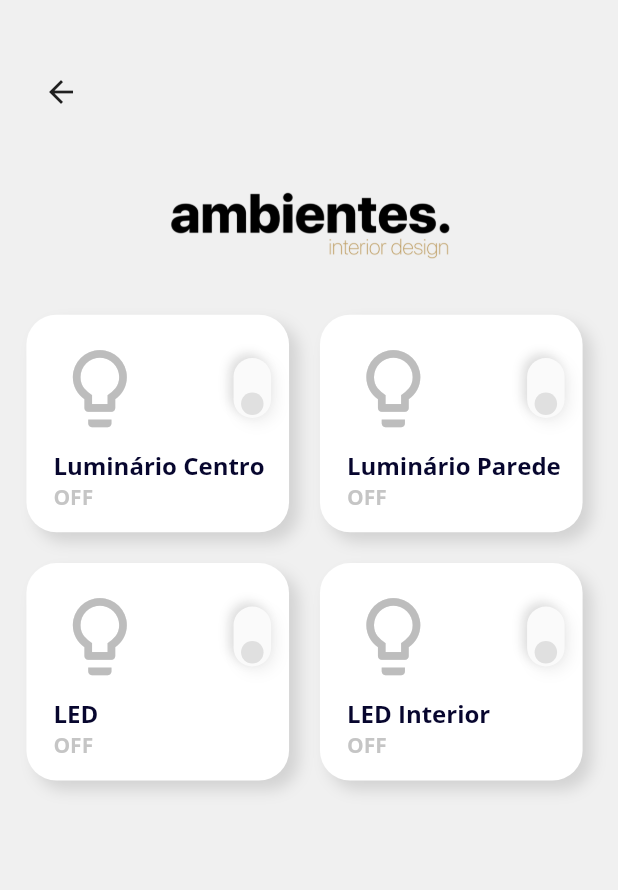
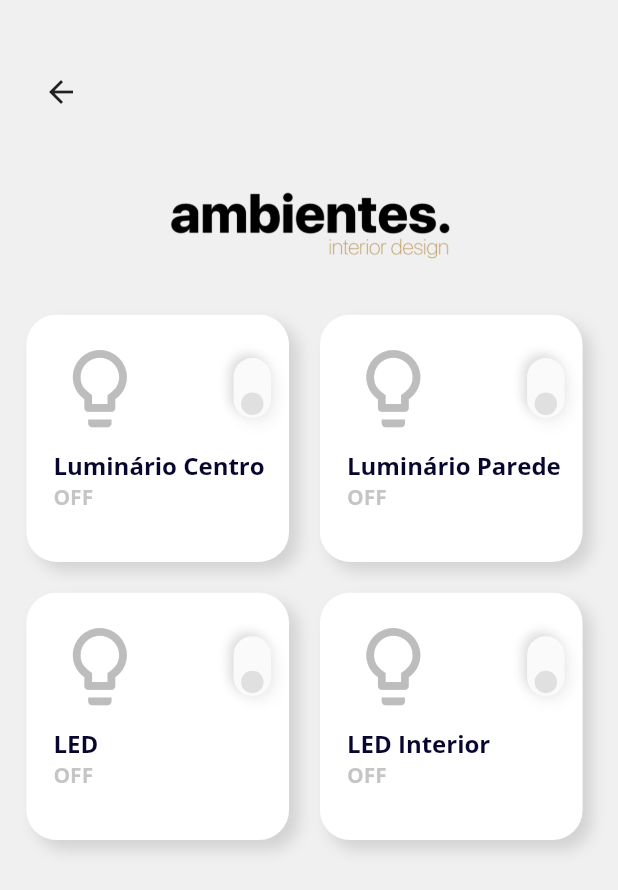
Before and after one commit to AlvaroBk/ambientes, a Flutter app: the SensorScreenCloset screen opened directly, on a phone screen of 412 x 824 dp. Shown: the top 890 px of the screen. Run offline on Flutter 3.47's test engine with Material 2 defaults, Android fonts, the phone set to English and light mode, and no system bars; our stand-ins replace get, google_fonts, sleek_circular_slider; missing offline and left inert: mqtt_client.

Commit message:
your changes Alvaro

```diff
--- a/lib/SensorScreen/components/custom_card.dart
+++ b/lib/SensorScreen/components/custom_card.dart
@@ -59,8 +59,10 @@ class _CustomCardState extends State<CustomCard>
 
   @override
   Widget build(BuildContext context) {
+    final screenSize = MediaQuery.of(context).size;
+    final cardHeight = screenSize.height * 0.2;
     return Container(
-      height: 145,
+      height: cardHeight,
       width: widget.size.width * 0.35,
       decoration: BoxDecoration(
         color: const Color(0x00eeefe9),
```
Also changed, not shown: lib/SensorScreen/components/body.dart (+6 -8 lines), 9 other files.
